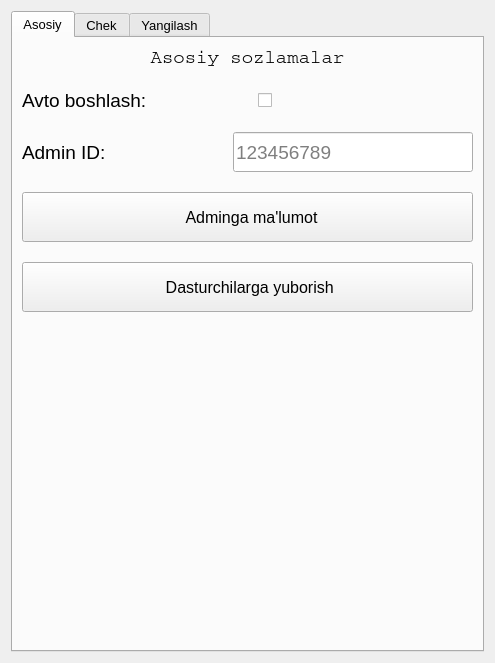
The window that Resources/ui/settings_widget.ui (hasanbekme/SerWibe) describes before a commit, drawn with Qt 5.
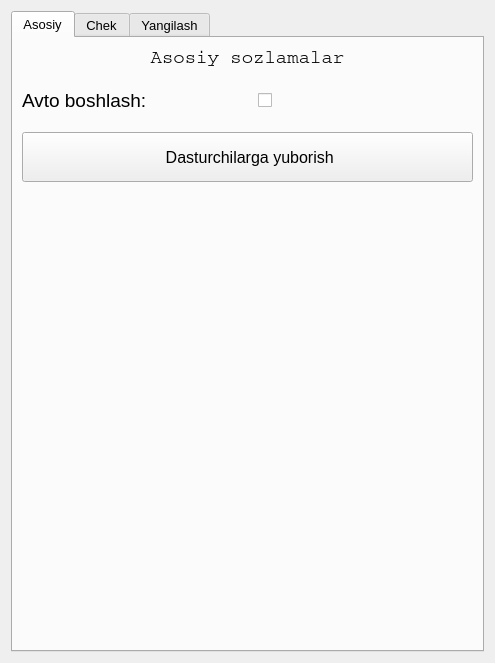
The same window after the commit. The open tabs and pages were chosen to show the change. Icons and pictures are not drawn.

What changed in the file:
```diff
--- a/Resources/ui/settings_widget.ui
+++ b/Resources/ui/settings_widget.ui
@@ -96,78 +96,6 @@
            </item>
           </layout>
          </item>
-         <item>
-          <layout class="QHBoxLayout" name="horizontalLayout_11">
-           <item>
-            <widget class="QLabel" name="address_label_2">
-             <property name="font">
-              <font>
-               <family>Segoe UI Historic</family>
-               <pointsize>14</pointsize>
-              </font>
-             </property>
-             <property name="text">
-              <string>Admin ID:</string>
-             </property>
-            </widget>
-           </item>
-           <item>
-            <widget class="QLineEdit" name="admin_id">
-             <property name="minimumSize">
-              <size>
-               <width>240</width>
-               <height>40</height>
-              </size>
-             </property>
-             <property name="maximumSize">
-              <size>
-               <width>240</width>
-               <height>40</height>
-              </size>
-             </property>
-             <property name="font">
-              <font>
-               <family>Arial</family>
-               <pointsize>14</pointsize>
-              </font>
-             </property>
-             <property name="placeholderText">
-              <string>123456789</string>
-             </property>
-            </widget>
-           </item>
-          </layout>
-         </item>
-         <item>
-          <widget class="QPushButton" name="send_to_admin">
-           <property name="minimumSize">
-            <size>
-             <width>0</width>
-             <height>50</height>
-            </size>
-           </property>
-           <property name="font">
-            <font>
-             <family>Segoe UI</family>
-             <pointsize>12</pointsize>
-            </font>
-           </property>
-           <property name="text">
-            <string>  Adminga ma'lumot</string>
-           </property>
-           <property name="icon">
-            <iconset>
-             <normalon>:/main/submit_document.png</normalon>
-            </iconset>
-           </property>
-           <property name="iconSize">
-            <size>
-             <width>32</width>
-             <height>32</height>
-            </size>
-           </property>
-          </widget>
-         </item>
          <item>
           <widget class="QPushButton" name="send_logs">
            <property name="minimumSize">
```
Left out of the diff: 2 changed lines with no effect on the pictures.
